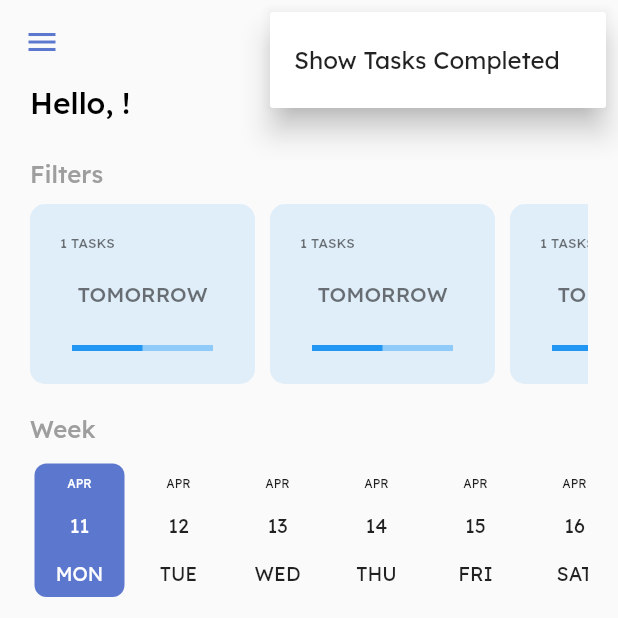
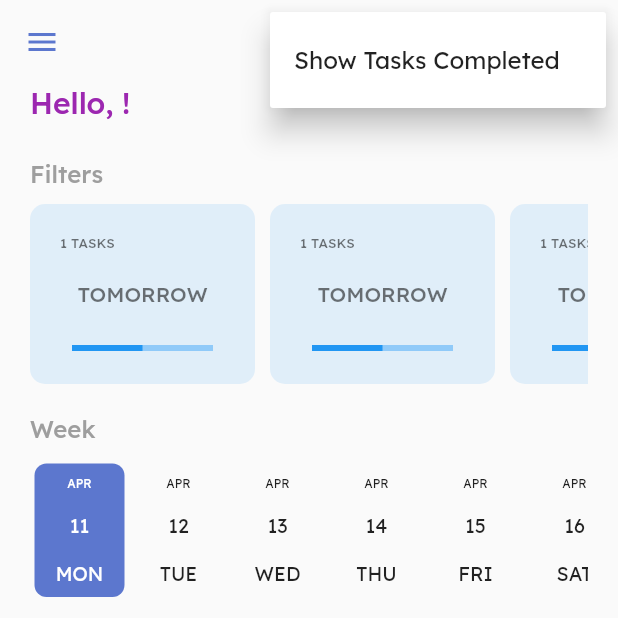
Before and after one commit to MarioMoraes/todo_list, a Flutter app: the screen it shows once a user with an empty profile is signed in, after a tap on an icon or button, on a phone screen of 412 x 824 dp, the top half of it. Run offline on Flutter 3.47's test engine with Material 2 defaults, Android fonts, the phone set to English and light mode, and no system bars; drawn by our look-alikes of date_picker_timeline; our stand-ins replace firebase_auth, firebase_core, flutter_signin_button, google_sign_in, sqflite, sqflite_common and 1 more; missing offline and left inert: flutter_overlay_loader, validatorless; accounts and stored records are empty; network calls fail.

```diff
--- a/lib/app/core/widgets/todo_list_logo.dart
+++ b/lib/app/core/widgets/todo_list_logo.dart
@@ -2,7 +2,15 @@ import 'package:flutter/material.dart';
 import 'package:flutter_todolist/app/core/ui/theme_extensions.dart';
 
 class TodoListLogo extends StatelessWidget {
-  const TodoListLogo({Key? key}) : super(key: key);
+  TodoListLogo({Key? key}) : super(key: key);
+
+  final Shader gradText = LinearGradient(colors: <Color>[
+    Colors.purple,
+    Colors.blue,
+    Colors.blue.shade400,
+  ]).createShader(
+    const Rect.fromLTWH(100, 0, 200, 0),
+  );
 
   @override
   Widget build(BuildContext context) {
@@ -15,8 +23,11 @@ class TodoListLogo extends StatelessWidget {
           fit: BoxFit.cover,
         ),
         Text(
-          'Todo LIST',
-          style: context.textStyle,
+          'TODO LIST',
+          style: context.textStyle.copyWith(
+            foreground: Paint()..shader = gradText,
+            fontWeight: FontWeight.w600,
+          ),
         )
       ],
     );
--- a/lib/app/modules/auth/login/login_page.dart
+++ b/lib/app/modules/auth/login/login_page.dart
@@ -73,7 +73,7 @@ class _LoginPageState extends State<LoginPage> {
                     ),
                     SizedBox(
                       height: MediaQuery.of(context).size.width * .5,
-                      child: const FittedBox(
+                      child: FittedBox(
                         child: TodoListLogo(),
                       ),
                     ),
--- a/lib/app/modules/auth/register/register_page.dart
+++ b/lib/app/modules/auth/register/register_page.dart
@@ -84,7 +84,7 @@ class _RegisterPageState extends State<RegisterPage> {
         children: [
           SizedBox(
             height: MediaQuery.of(context).size.width * .5,
-            child: const FittedBox(
+            child: FittedBox(
               child: TodoListLogo(),
             ),
           ),
--- a/lib/app/modules/home/home_page.dart
+++ b/lib/app/modules/home/home_page.dart
@@ -72,11 +72,11 @@ class HomePage extends StatelessWidget {
                 child: IntrinsicHeight(
                   child: Column(
                     crossAxisAlignment: CrossAxisAlignment.start,
-                    children: const [
+                    children: [
                       HomeHeader(),
-                      HomeFilters(),
-                      HomeWeek(),
-                      HomeTasks(),
+                      const HomeFilters(),
+                      const HomeWeek(),
+                      const HomeTasks(),
                     ],
                   ),
                 ),
--- a/lib/app/modules/home/widgets/home_header.dart
+++ b/lib/app/modules/home/widgets/home_header.dart
@@ -4,7 +4,15 @@ import 'package:flutter_todolist/app/core/ui/theme_extensions.dart';
 import 'package:provider/provider.dart';
 
 class HomeHeader extends StatelessWidget {
-  const HomeHeader({Key? key}) : super(key: key);
+  HomeHeader({Key? key}) : super(key: key);
+
+  final Shader gradText = LinearGradient(colors: <Color>[
+    Colors.purple,
+    Colors.blue,
+    Colors.blue.shade200,
+  ]).createShader(
+    const Rect.fromLTWH(100, 0, 200, 0),
+  );
 
   @override
   Widget build(BuildContext context) {
@@ -17,8 +25,8 @@ class HomeHeader extends StatelessWidget {
             return Text(
               'Hello, $value!',
               style: context.textStyle.copyWith(
-                color: Colors.black,
                 fontSize: 20,
+                foreground: Paint()..shader = gradText,
               ),
             );
           },
--- a/lib/app/modules/splash/splash_page.dart
+++ b/lib/app/modules/splash/splash_page.dart
@@ -7,7 +7,7 @@ class SplashPage extends StatelessWidget {
 
   @override
   Widget build(BuildContext context) {
-    return const Scaffold(
+    return Scaffold(
       body: Center(
         child: TodoListLogo(),
       ),
```
